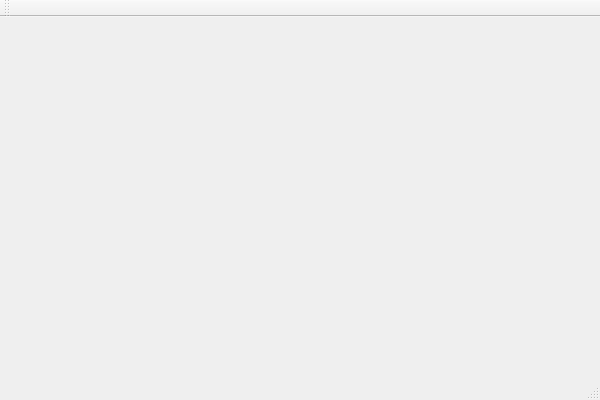
First picture: the form in src/mainwindow.ui, repository TrubArt/NonogrammQt, before the edit.
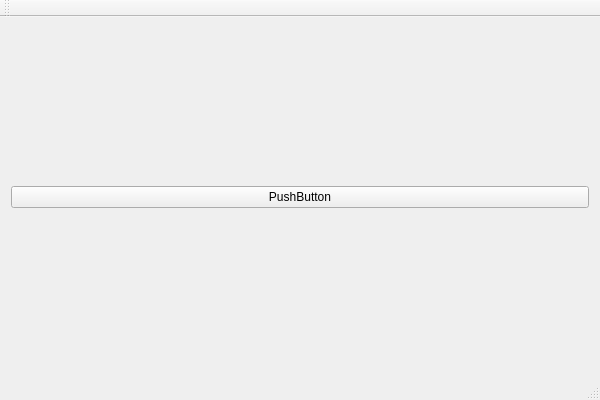
Second picture: the form after the edit.

Patch:
```diff
--- a/src/mainwindow.ui
+++ b/src/mainwindow.ui
@@ -14,7 +14,15 @@
    <string>mainwindow</string>
   </property>
   <widget class="QWidget" name="centralWidget">
-   <layout class="QGridLayout" name="gridLayout"/>
+   <layout class="QGridLayout" name="gridLayout">
+    <item row="0" column="0">
+     <widget class="QPushButton" name="pushButton">
+      <property name="text">
+       <string>PushButton</string>
+      </property>
+     </widget>
+    </item>
+   </layout>
   </widget>
   <widget class="QMenuBar" name="menuBar">
    <property name="geometry">
```
